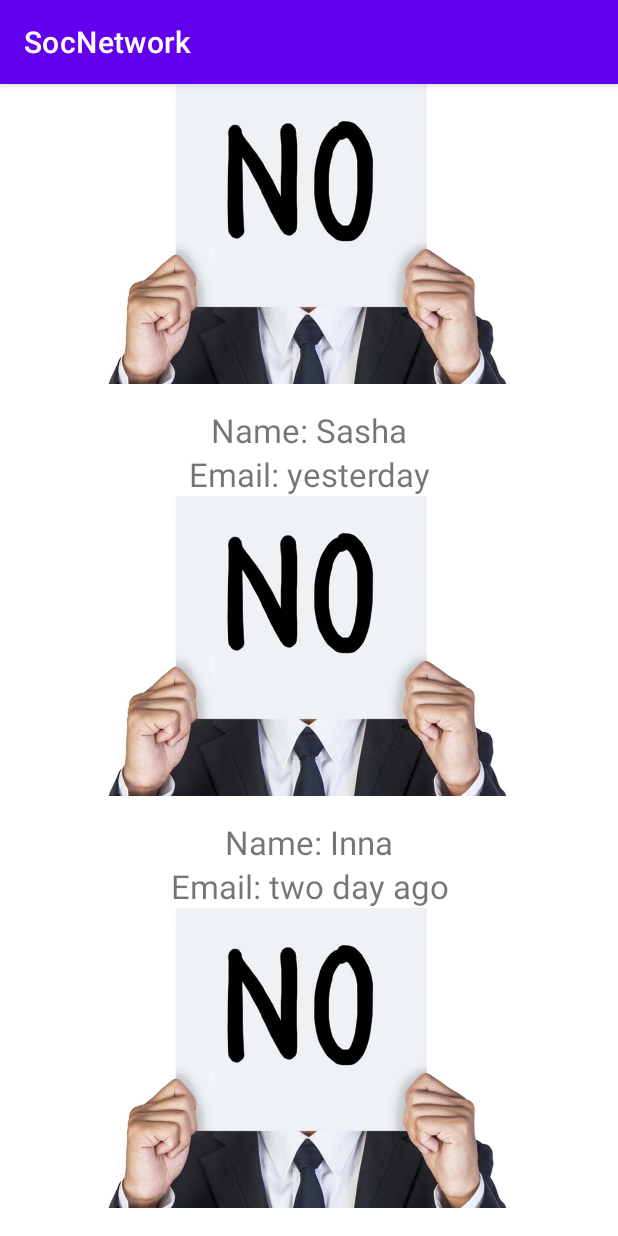
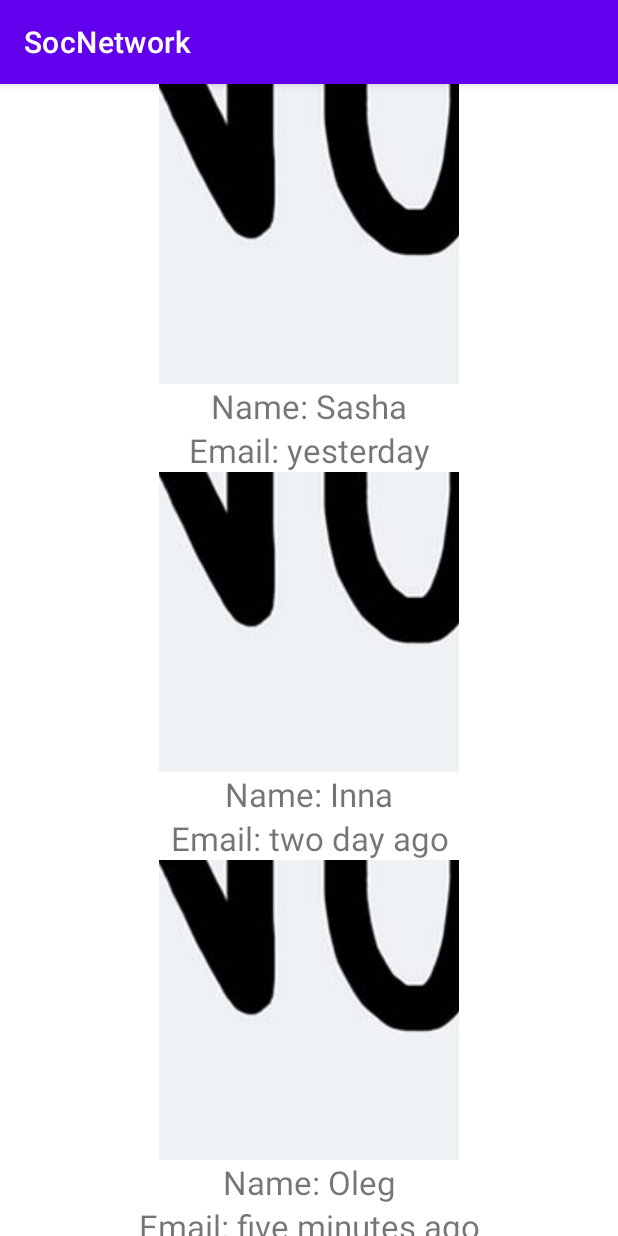
Before and after one commit to oleksandreremenko25/SocNetwork, an Android app: the screen it shows after launch (MainActivity), on a phone screen of 412 x 824 dp. Run offline under Robolectric (Android 15) with nearby library versions, the phone set to English and light mode, and no system bars; our stand-ins replace Picasso; pictures from the network do not load.

Commit message:
change style for icon in user_short

```diff
--- a/app/src/main/res/layout/user_short.xml
+++ b/app/src/main/res/layout/user_short.xml
@@ -5,12 +5,15 @@
     android:layout_height="wrap_content"
     android:orientation="vertical"
     android:onClick="userShortClick">
+
     <ImageView
         android:id="@+id/photoUser"
-        android:layout_width="match_parent"
+        android:layout_width="200dp"
         android:layout_height="200dp"
-        android:layout_marginBottom="16dp"
-        android:scaleType="centerCrop" />
+        android:scaleType="center"
+        style="@style/shortUserIcon"/>
+
+
     <TextView
         android:id="@+id/nameUser"
         android:layout_width="match_parent"
--- a/app/src/main/res/values/styles.xml
+++ b/app/src/main/res/values/styles.xml
@@ -7,6 +7,12 @@
         <item name="android:colorPrimaryDark">@color/primary_dark</item>
         <!-- theme UI controls like checkboxes and text fields -->
     </style>
+<!--    user_short.xml-->
+    <style name="shortUserIcon">
+        <item name="android:layout_gravity">center_horizontal</item>
+    </style>
+<!--    user_full.xml-->
+
     <style name="fullUserAboutWrap">
         <item name="android:padding">15dp</item>
     </style>
```
Also changed, not shown: app/src/main/java/com/example/socnetwork/FullUserActivity.kt (+3 -4 lines), app/src/main/res/layout/user_full.xml (+11 -5 lines).
